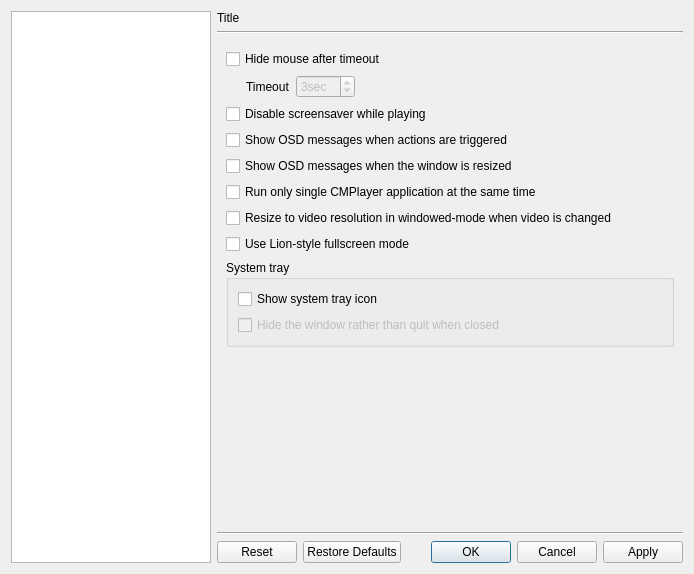
Before: the Qt Designer form src/cmplayer/ui/prefdialog.ui in bylee20/bomi, drawn with Qt 5.
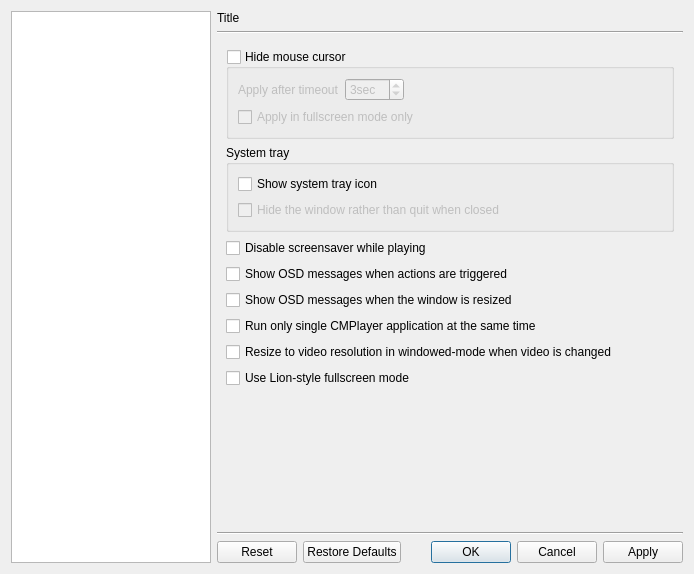
After: the same form once the commit is applied. The open tabs and pages were chosen to show the change. Icons and pictures are not drawn. Custom widgets are drawn as their Qt base class.

Commit message: * New: new option 'Apply in fullscreen mode only' for 'Hide mouse cursor'

The edit to the form file:
```diff
--- a/src/cmplayer/ui/prefdialog.ui
+++ b/src/cmplayer/ui/prefdialog.ui
@@ -2716,23 +2716,25 @@
         </layout>
        </widget>
        <widget class="QWidget" name="gen_behaviours">
+        <layout class="QVBoxLayout" name="verticalLayout_28">
+         <item>
+          <widget class="QGroupBox" name="hide_cursor">
+           <property name="title">
+            <string>Hide mouse cursor</string>
+           </property>
+           <property name="checkable">
+            <bool>true</bool>
+           </property>
+           <property name="checked">
+            <bool>false</bool>
+           </property>
         <layout class="QVBoxLayout" name="verticalLayout_26">
-         <item>
-          <widget class="QCheckBox" name="hide_cursor">
-           <property name="text">
-            <string>Hide mouse after timeout</string>
-           </property>
-          </widget>
-         </item>
          <item>
           <layout class="QHBoxLayout" name="horizontalLayout">
            <item>
             <widget class="QLabel" name="label_23">
              <property name="text">
-              <string>Timeout</string>
-             </property>
-             <property name="indent">
-              <number>20</number>
+                 <string>Apply after timeout</string>
              </property>
             </widget>
            </item>
@@ -2771,6 +2773,42 @@
           </layout>
          </item>
          <item>
+             <widget class="QCheckBox" name="hide_cursor_fs_only">
+              <property name="text">
+               <string>Apply in fullscreen mode only</string>
+              </property>
+             </widget>
+            </item>
+           </layout>
+          </widget>
+         </item>
+         <item>
+          <widget class="QGroupBox" name="system_tray_group">
+           <property name="title">
+            <string>System tray</string>
+           </property>
+           <layout class="QVBoxLayout" name="verticalLayout_2">
+            <item>
+             <widget class="QCheckBox" name="enable_system_tray">
+              <property name="text">
+               <string>Show system tray icon</string>
+              </property>
+             </widget>
+            </item>
+            <item>
+             <widget class="QCheckBox" name="hide_rather_close">
+              <property name="enabled">
+               <bool>false</bool>
+              </property>
+              <property name="text">
+               <string>Hide the window rather than quit when closed </string>
+              </property>
+             </widget>
+            </item>
+           </layout>
+          </widget>
+         </item>
+         <item>
           <widget class="QCheckBox" name="disable_screensaver">
            <property name="text">
             <string>Disable screensaver while playing</string>
@@ -2812,32 +2850,6 @@
            </property>
           </widget>
          </item>
-         <item>
-          <widget class="QGroupBox" name="system_tray_group">
-           <property name="title">
-            <string>System tray</string>
-           </property>
-           <layout class="QVBoxLayout" name="verticalLayout_2">
-            <item>
-             <widget class="QCheckBox" name="enable_system_tray">
-              <property name="text">
-               <string>Show system tray icon</string>
-              </property>
-             </widget>
-            </item>
-            <item>
-             <widget class="QCheckBox" name="hide_rather_close">
-              <property name="enabled">
-               <bool>false</bool>
-              </property>
-              <property name="text">
-               <string>Hide the window rather than quit when closed </string>
-              </property>
-             </widget>
-            </item>
-           </layout>
-          </widget>
-         </item>
          <item>
           <spacer name="verticalSpacer_10">
            <property name="orientation">
```
Left out of the diff: 4 changed lines with no effect on the pictures. Lines whose indentation alone changed are shown as unchanged. The commit also changes 5 other files.
